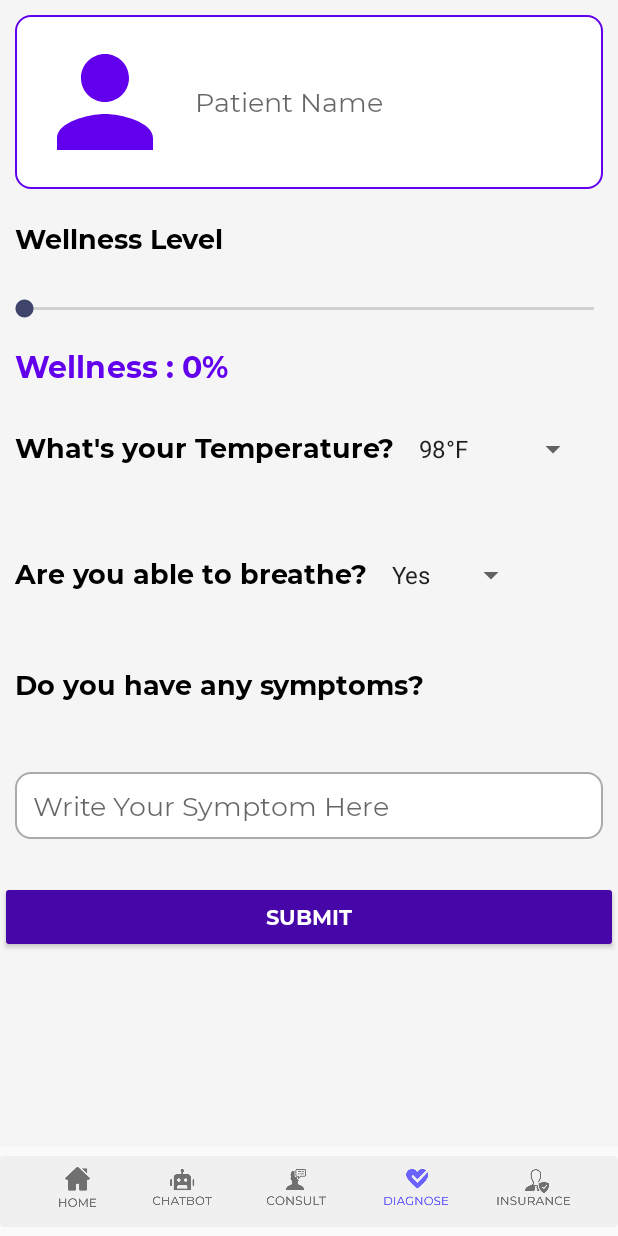
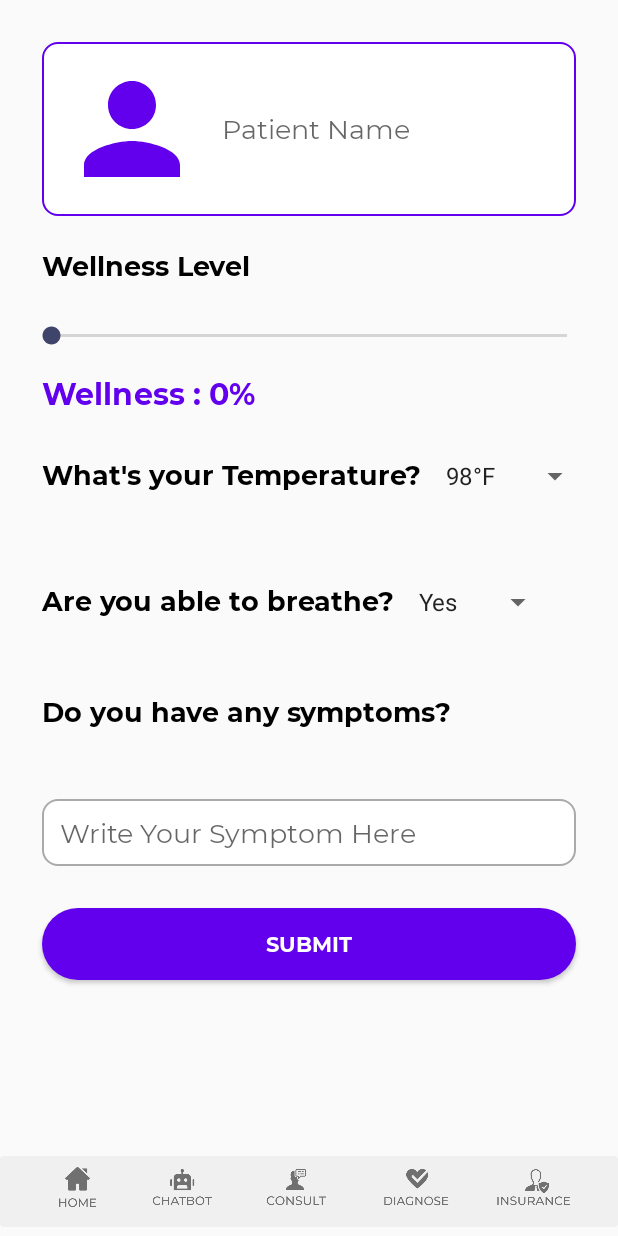
Before and after one commit to Hack-Rx/traCOVID, an Android app: the SymptomLogger screen opened directly, with no data from a screen before it, on a phone screen of 412 x 824 dp. Run offline under Robolectric (Android 15) with nearby library versions, the phone set to English and light mode, and no system bars; our stand-ins replace Firebase (no records; nobody signed in at launch, a user with empty details on screens opened directly).

Commit message:
Improving the UI of Symptom Tracker

```diff
--- a/app/src/main/res/layout/activity_symptom_logger.xml
+++ b/app/src/main/res/layout/activity_symptom_logger.xml
@@ -10,7 +10,7 @@
         android:layout_width="match_parent"
         android:layout_height="match_parent"
         android:layout_marginBottom="59dp"
-        android:background="#F5F5F5"
+        android:layout_margin="18dp"
         android:orientation="vertical"
         app:layout_constraintBottom_toBottomOf="parent"
         app:layout_constraintEnd_toEndOf="parent"
@@ -159,7 +159,8 @@
             android:id="@+id/submit"
             android:layout_width="match_parent"
             android:layout_height="wrap_content"
-            android:backgroundTint="#4706A8"
+            android:background="@drawable/rounded_button"
+            android:layout_marginHorizontal="10dp"
             android:fontFamily="@font/montserrat_bold"
             android:padding="10dp"
             android:text="SUBMIT"
@@ -220,7 +221,7 @@
         android:id="@+id/button10"
         android:layout_width="44dp"
         android:layout_height="26.13dp"
-        android:background="@drawable/diag_a"
+        android:background="@drawable/diag_d"
         app:layout_constraintBottom_toBottomOf="parent"
         app:layout_constraintEnd_toEndOf="parent"
         app:layout_constraintHorizontal_bias="0.694"
```
